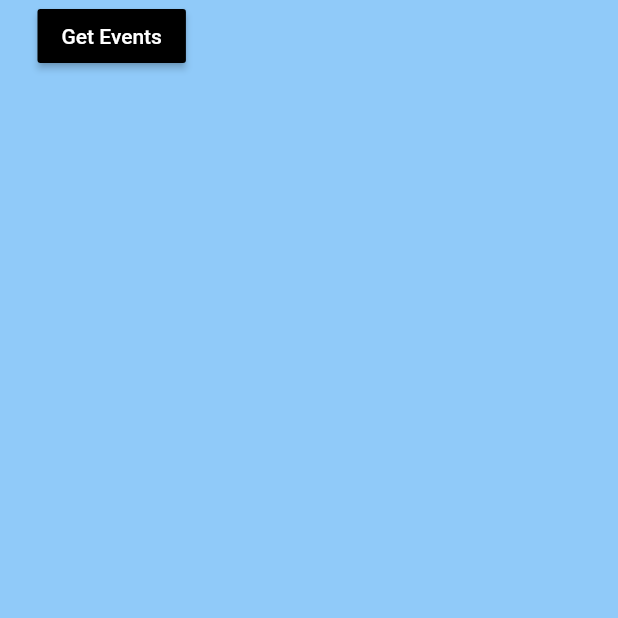
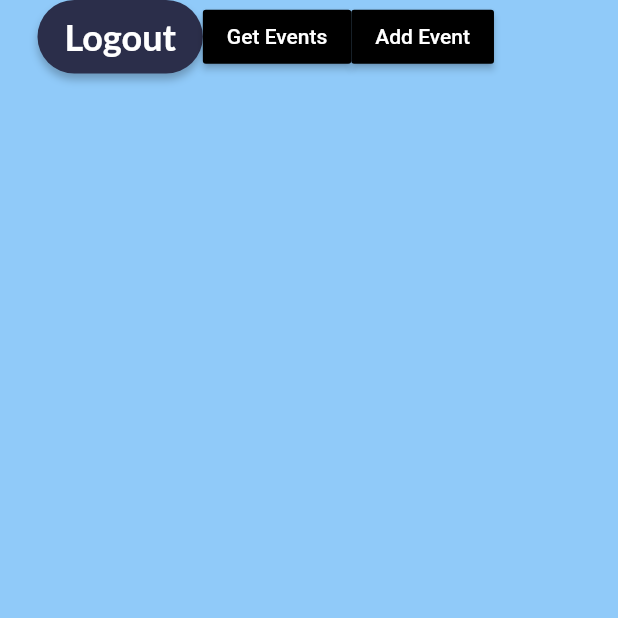
Before and after one commit to 1aggarcia/MeUni, a Flutter app: the screen it shows after launch, on a phone screen of 412 x 824 dp, the top half of it. Run offline on Flutter 3.47's test engine with Material 2 defaults, Android fonts, the phone set to English and light mode, and no system bars; our stand-ins replace stacked, stacked_services, stacked_shared; Roboto replaces fonts that are missing (Lato).

Commit message:
[mobile] Add Round button widget and refactor events view

```diff
--- a/mobile/lib/ui/views/events/events_view.dart
+++ b/mobile/lib/ui/views/events/events_view.dart
@@ -1,6 +1,7 @@
 import 'package:flutter/material.dart';
 import 'package:stacked/stacked.dart';
 
+import '../../widgets/round_button.dart';
 import 'events_viewmodel.dart';
 
 class EventsView extends StackedView<EventsViewModel> {
@@ -8,35 +9,44 @@ class EventsView extends StackedView<EventsViewModel> {
 
   @override
   Widget builder(
-    BuildContext context,
-    EventsViewModel viewModel,
-    Widget? child,
-  ) {
+      BuildContext context, EventsViewModel viewModel, Widget? child) {
     return Scaffold(
       backgroundColor: Theme.of(context).colorScheme.background,
-      body: Container(
+      body: viewModel.isLoading
+          ? const Text('Loading...')
+          : Container(
               padding: const EdgeInsets.only(left: 25.0, right: 25.0),
-        child: viewModel.events.isEmpty
-            ? MaterialButton(
+              child: Column(
+                children: [
+                  Row(
+                    children: [
+                      const RoundButton(
+                        label: 'Logout',
+                      ),
+                      MaterialButton(
                         color: Colors.black,
                         onPressed: () async => await viewModel.getEventsAsync(),
                         child: const Text(
                           'Get Events',
                           style: TextStyle(color: Colors.white),
                         ),
-              )
-            : ListView.builder(
-                itemCount: viewModel.events.length,
-                itemBuilder: (context, index) {
-                  return ListTile(title: Text(viewModel.events[index].title));
-                }),
                       ),
+                      MaterialButton(
+                        color: Colors.black,
+                        onPressed: () async => await viewModel.getEventsAsync(),
+                        child: const Text(
+                          'Add Event',
+                          style: TextStyle(color: Colors.white),
+                        ),
+                      ),
+                    ],
+                  ),
+                  for (var event in viewModel.events) Text(event.title)
+                ],
+              )),
     );
   }
 
   @override
-  EventsViewModel viewModelBuilder(
-    BuildContext context,
-  ) =>
-      EventsViewModel();
+  EventsViewModel viewModelBuilder(BuildContext context) => EventsViewModel();
 }
--- a/mobile/lib/ui/views/events/events_viewmodel.dart
+++ b/mobile/lib/ui/views/events/events_viewmodel.dart
@@ -5,12 +5,20 @@ import 'package:stacked/stacked.dart';
 import '../../../models/event.dart';
 
 class EventsViewModel extends BaseViewModel {
+  //* Private Properties
   final _eventsRepo = locator<EventsRepo>();
+
+  //* Public Properties
+  bool isLoading = false;
 
   List<Event> events = [];
 
   Future getEventsAsync() async {
+    isLoading = true;
+    rebuildUi();
+
     events = await _eventsRepo.getEventsAsync();
+    isLoading = false;
     rebuildUi();
   }
 }
--- /dev/null
+++ b/mobile/lib/ui/widgets/round_button.dart
@@ -0,0 +1,55 @@
+import 'package:flutter/material.dart';
+
+class RoundButton extends StatelessWidget {
+  //* Public Properties
+  final String label;
+
+  //* Constructors
+  const RoundButton({Key? key, required this.label}) : super(key: key);
+
+  //* Overriden Methods
+  @override
+  Widget build(BuildContext context) {
+    return Column(
+      children: [
+        Container(
+          padding: const EdgeInsets.symmetric(horizontal: 18, vertical: 10),
+          clipBehavior: Clip.antiAlias,
+          decoration: ShapeDecoration(
+            color: const Color(0xFF2B2E4A),
+            shape: RoundedRectangleBorder(
+              borderRadius: BorderRadius.circular(999),
+            ),
+            shadows: const [
+              BoxShadow(
+                color: Color(0x3F000000),
+                blurRadius: 4,
+                offset: Offset(0, 4),
+                spreadRadius: 0,
+              )
+            ],
+          ),
+          child: Row(
+            mainAxisSize: MainAxisSize.min,
+            mainAxisAlignment: MainAxisAlignment.center,
+            crossAxisAlignment: CrossAxisAlignment.center,
+            children: [
+              SizedBox(
+                child: Text(
+                  label,
+                  textAlign: TextAlign.center,
+                  style: const TextStyle(
+                    color: Colors.white,
+                    fontSize: 24,
+                    fontFamily: 'Lato',
+                    fontWeight: FontWeight.w700,
+                  ),
+                ),
+              ),
+            ],
+          ),
+        ),
+      ],
+    );
+  }
+}
```
Lines whose indentation alone changed are shown as unchanged.
